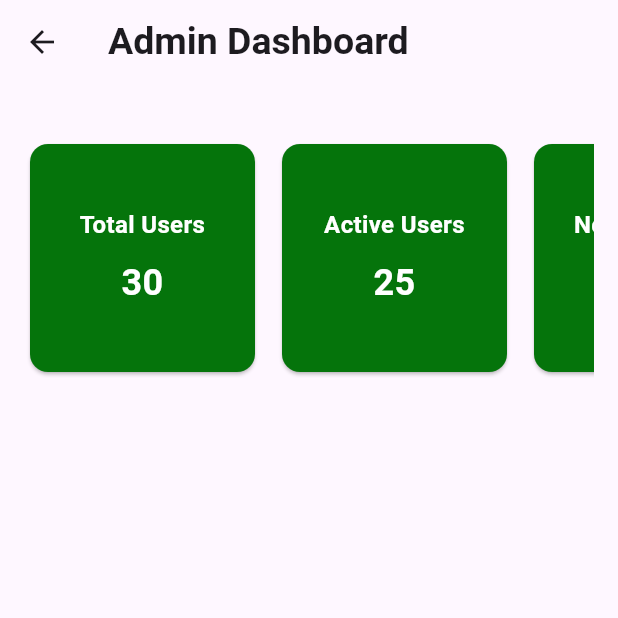
After one commit to nahom-zenebe/Book-store-app, a Flutter app: the Admindashboard screen opened directly, on a phone screen of 412 x 824 dp, the top half of it. The commit adds this screen. Run offline on Flutter 3.47's test engine with Material 3 defaults, Android fonts, the phone set to English and light mode, and no system bars; our stand-ins replace bloc, equatable, flutter_bloc, fluttertoast.

Commit message:
creating admin dashboard

```diff
--- /dev/null
+++ b/book_store_app/lib/pages/AdminDashboard.dart
@@ -0,0 +1,80 @@
+import 'package:flutter/material.dart';
+
+class Admindashboard extends StatefulWidget {
+  const Admindashboard({super.key});
+
+  @override
+  State<Admindashboard> createState() => _AdmindashboardState();
+}
+
+class _AdmindashboardState extends State<Admindashboard> {
+  Widget buildCard(String title, String count) {
+    return Card(
+      shape: RoundedRectangleBorder(borderRadius: BorderRadius.circular(12)),
+      color: const Color.fromARGB(255, 5, 116, 11),
+      child: Container(
+        width: 150,
+        padding: const EdgeInsets.all(16),
+        child: Column(
+          mainAxisAlignment: MainAxisAlignment.center,
+          children: [
+            Text(
+              title,
+              style: const TextStyle(
+                fontSize: 16,
+                color: Colors.white,
+                fontWeight: FontWeight.bold,
+              ),
+              textAlign: TextAlign.center,
+            ),
+            const SizedBox(height: 10),
+            Text(
+              count,
+              style: const TextStyle(
+                fontSize: 24,
+                color: Colors.white,
+                fontWeight: FontWeight.w600,
+              ),
+              textAlign: TextAlign.center,
+            ),
+          ],
+        ),
+      ),
+    );
+  }
+
+  @override
+  Widget build(BuildContext context) {
+    return Scaffold(
+      appBar: AppBar(
+        title: const Text(
+          "Admin Dashboard",
+          style: TextStyle(fontSize: 25, fontWeight: FontWeight.bold),
+        ),
+      ),
+      body: Padding(
+        padding: const EdgeInsets.all(16.0),
+        child: Column(
+          children: [
+            const SizedBox(height: 20),
+            SizedBox(
+              height: 160,
+              child: ListView(
+                scrollDirection: Axis.horizontal,
+                children: [
+                  buildCard("Total Users", "30"),
+                  const SizedBox(width: 10),
+                  buildCard("Active Users", "25"),
+                  const SizedBox(width: 10),
+                  buildCard("New Signups", "5"),
+                  const SizedBox(width: 10),
+                  buildCard("Pending Requests", "2"),
+                ],
+              ),
+            ),
+          ],
+        ),
+      ),
+    );
+  }
+}
--- a/book_store_app/lib/pages/Homepage.dart
+++ b/book_store_app/lib/pages/Homepage.dart
@@ -1,6 +1,7 @@
 import 'dart:async';
 import 'package:book_store_app/Features/Book/presentation/Cartbloc.dart';
 import 'package:book_store_app/Features/Book/presentation/Cartevent.dart';
+import 'package:book_store_app/pages/AdminDashboard.dart';
 import 'package:book_store_app/pages/Profilepage.dart';
 import 'package:flutter/material.dart';
 import 'package:flutter_bloc/flutter_bloc.dart';
@@ -88,6 +89,14 @@ class _HomepageState extends State<Homepage> {
               onTap: () {
                 Navigator.push(context,
                     MaterialPageRoute(builder: (context) => ProfilePage()));
+              },
+            ),
+            ListTile(
+              leading: Icon(Icons.shopping_cart_outlined),
+              title: Text("Admin"),
+              onTap: () {
+                Navigator.push(
+                    context, MaterialPageRoute(builder: (_) => Admindashboard()));
               },
             ),
             ListTile(
```
Also changed, not shown: 1 other file.
